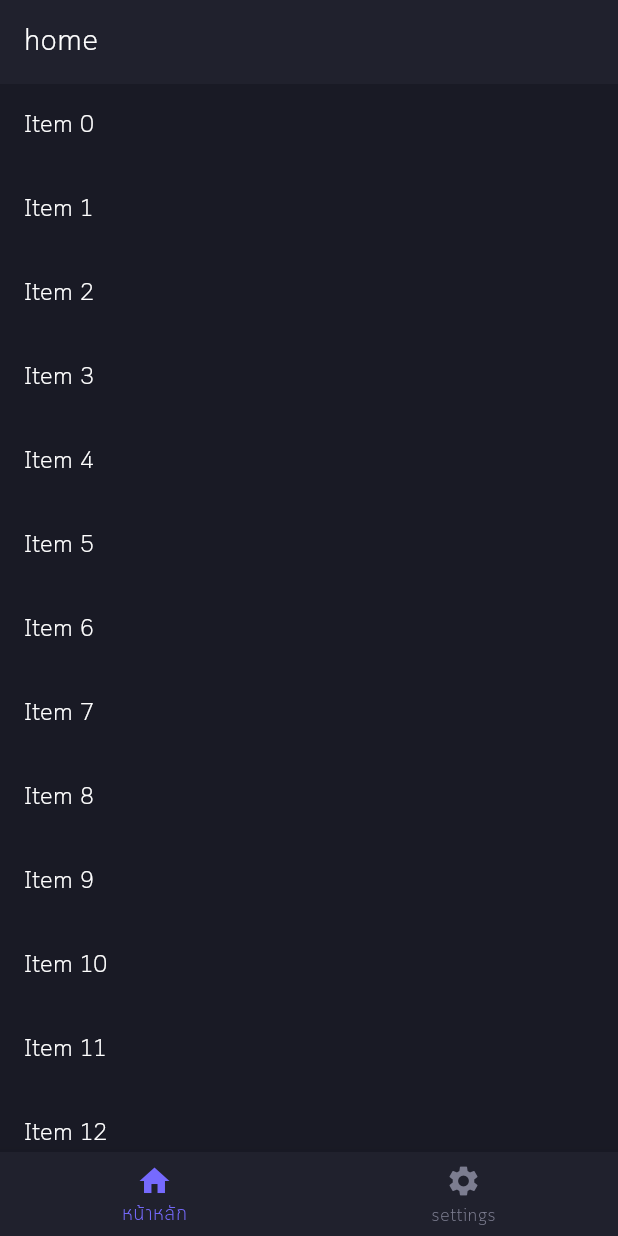
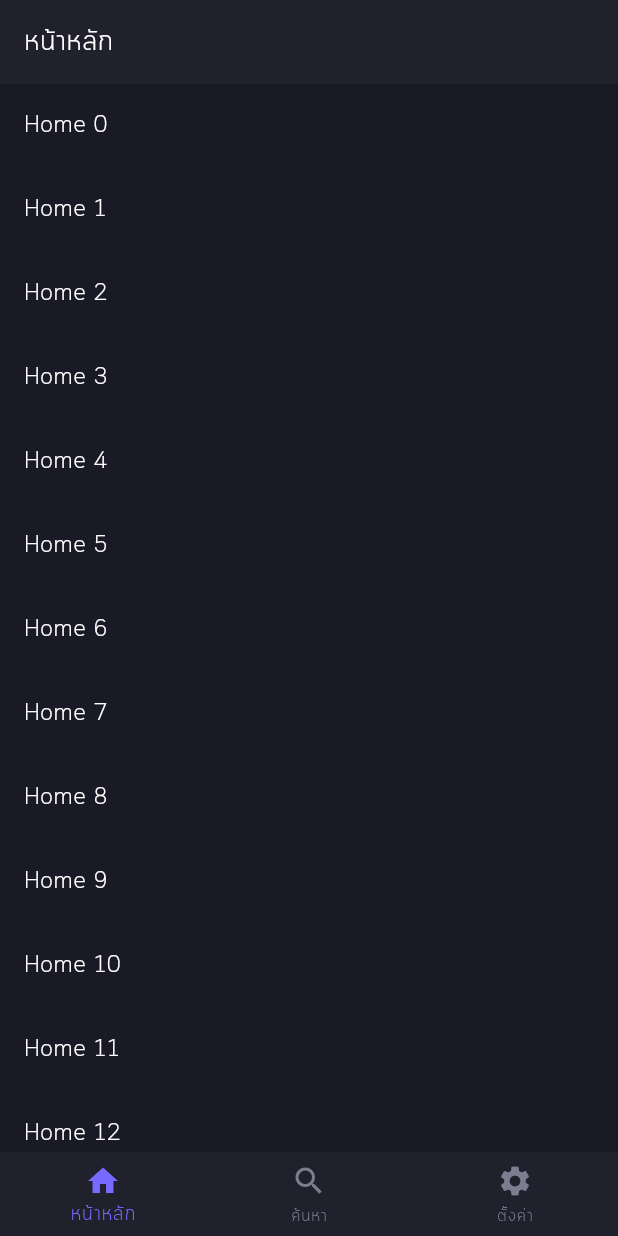
Before and after one commit to nopparatma/flutter_seer, a Flutter app: the screen it shows after launch, on a phone screen of 412 x 824 dp. Run offline on Flutter 3.47's test engine with Material 3 defaults, Android fonts, the phone set to English and light mode, and no system bars; our stand-ins replace get.

Commit message:
add page

```diff
--- a/assets/lang/en.json
+++ b/assets/lang/en.json
@@ -3,5 +3,7 @@
   "catalog": "Catalog",
   "contactUs": "Contact Us",
   "aboutUs": "About Us",
-  "antique": "Antique"
+  "antique": "Antique",
+  "search": "Search",
+  "setting": "Setting"
 }
--- a/assets/lang/th.json
+++ b/assets/lang/th.json
@@ -3,5 +3,7 @@
   "catalog": "หมวดหมู่",
   "contactUs": "ติดต่อเรา",
   "aboutUs": "เกี่ยวกับเรา",
-  "antique": "เครื่องทองโบราณ"
+  "antique": "เครื่องทองโบราณ",
+  "search": "ค้นหา",
+  "setting": "ตั้งค่า"
 }
--- /dev/null
+++ b/lib/app/app.dart
@@ -0,0 +1,79 @@
+import 'package:flutter/material.dart';
+import 'package:flutter_seer/models/view/menu_item.dart';
+import 'package:flutter_seer/pages/home_page.dart';
+import 'package:flutter_seer/pages/search_page.dart';
+import 'package:flutter_seer/pages/setting_page.dart';
+import 'package:flutter_seer/shared/colors.dart';
+import 'package:flutter_seer/utils/translation_service.dart';
+import 'package:flutter_seer/widgets/common_layout.dart';
+import 'package:get/get.dart';
+
+class MainApplication extends StatelessWidget {
+  const MainApplication({super.key});
+
+  @override
+  Widget build(BuildContext context) {
+    return GetMaterialApp(
+      translations: TranslationService(),
+      locale: const Locale('th', 'TH'),
+      fallbackLocale: const Locale('th', 'TH'),
+      theme: ThemeData(
+        fontFamily: 'Cloud',
+        textTheme: const TextTheme(
+          displaySmall: TextStyle(color: Colors.white),
+        ),
+        appBarTheme: const AppBarTheme(
+          backgroundColor: colorPurple800,
+          surfaceTintColor: colorPurple800,
+        ),
+      ),
+      home: const MainPage(),
+    );
+  }
+}
+
+class MainPage extends StatefulWidget {
+  const MainPage({super.key});
+
+  @override
+  State<MainPage> createState() => _MainPageState();
+}
+
+class _MainPageState extends State<MainPage> {
+  int _currentSelectPage = 0;
+
+  final ScrollController _scrollController = ScrollController();
+
+  late final List<MenuItem> _menus = [
+    MenuItem(label: "home".tr, body: HomePage(scrollController: _scrollController), icon: const Icon(Icons.home)),
+    MenuItem(label: "search".tr, body: SearchPage(scrollController: _scrollController), icon: const Icon(Icons.search)),
+    MenuItem(label: "setting".tr, body: SettingPage(scrollController: _scrollController), icon: const Icon(Icons.settings)),
+  ];
+
+  @override
+  void initState() {
+    super.initState();
+  }
+
+  @override
+  void dispose() {
+    _scrollController.dispose();
+    super.dispose();
+  }
+
+  void _onTapChangePage(int index) {
+    setState(() {
+      _currentSelectPage = index;
+    });
+  }
+
+  @override
+  Widget build(BuildContext context) {
+    return CommonLayout(
+      onTapChangePage: _onTapChangePage,
+      currentSelectPage: _currentSelectPage,
+      scrollController: _scrollController,
+      menus: _menus,
+    );
+  }
+}
--- a/lib/main.dart
+++ b/lib/main.dart
@@ -1,139 +1,11 @@
 import 'package:flutter/material.dart';
-import 'package:flutter/rendering.dart';
-import 'package:flutter_seer/shared/custom_text_theme.dart';
 import 'package:flutter_seer/utils/translation_service.dart';
-import 'package:get/get.dart';
+
+import 'app/app.dart';
 
 Future<void> main() async {
   WidgetsFlutterBinding.ensureInitialized();
   await TranslationService.loadTranslations();
 
-  runApp(const MyApp());
+  runApp(const MainApplication());
 }
-
-class MyApp extends StatelessWidget {
-  const MyApp({super.key});
-
-  @override
-  Widget build(BuildContext context) {
-    return GetMaterialApp(
-      translations: TranslationService(),
-      locale: const Locale('th', 'TH'),
-      fallbackLocale: const Locale('th', 'TH'),
-      theme: ThemeData(
-        fontFamily: 'Cloud',
-        textTheme: const TextTheme(
-          displaySmall: TextStyle(color: Colors.white),
-        ),
-      ),
-      home: MyHomePage(title: 'home'.tr),
-    );
-  }
-}
-
-class MyHomePage extends StatefulWidget {
-  const MyHomePage({super.key, required this.title});
-
-  final String title;
-
-  @override
-  State<MyHomePage> createState() => _MyHomePageState();
-}
-
-class _MyHomePageState extends State<MyHomePage> {
-  int _selectedIndex = 0;
-  bool _isBottomNavVisible = true;
-  final ScrollController _scrollController = ScrollController();
-
-  @override
-  void initState() {
-    super.initState();
-    _scrollController.addListener(() {
-      if (_scrollController.position.userScrollDirection ==
-          ScrollDirection.reverse) {
-        if (_isBottomNavVisible) {
-          setState(() {
-            _isBottomNavVisible = false;
-          });
-        }
-      } else if (_scrollController.position.userScrollDirection ==
-          ScrollDirection.forward) {
-        if (!_isBottomNavVisible) {
-          setState(() {
-            _isBottomNavVisible = true;
-          });
-        }
-      }
-    });
-  }
-
-  @override
-  void dispose() {
-    _scrollController.dispose();
-    super.dispose();
-  }
-
-  // static List<Widget> _widgetOptions = <Widget>[
-  //   HomeScreen(),
-  //   SettingsScreen(),
-  // ];
-
-  void _onItemTapped(int index) {
-    setState(() {
-      _selectedIndex = index;
-    });
-  }
-
-  @override
-  Widget build(BuildContext context) {
-    final double bottomNavHeight = _isBottomNavVisible
-        ? kBottomNavigationBarHeight + MediaQuery.of(context).padding.bottom
-        : 0;
-
-    return Scaffold(
-      backgroundColor: const Color(0xFF191A25),
-      appBar: AppBar(
-        backgroundColor: const Color(0xFF20212D),
-        title: Text(
-          widget.title,
-          style: Theme.of(context).textTheme.large,
-        ),
-      ),
-      body: ListView.builder(
-        controller: _scrollController,
-        itemCount: 30,
-        itemBuilder: (context, index) {
-          return ListTile(
-            title:
-                Text('Item $index', style: Theme.of(context).textTheme.normal),
-          );
-        },
-      ),
-      bottomNavigationBar: AnimatedContainer(
-        duration: const Duration(milliseconds: 100),
-        height: bottomNavHeight,
-        child: Wrap(
-          children: [
-            BottomNavigationBar(
-              items: <BottomNavigationBarItem>[
-                BottomNavigationBarItem(
-                  icon: const Icon(Icons.home),
-                  label: 'home'.tr,
-                ),
-                BottomNavigationBarItem(
-                  icon: const Icon(Icons.settings),
-                  label: 'settings'.tr,
-                ),
-              ],
-              currentIndex: _selectedIndex,
-              backgroundColor: const Color(0xFF20212D),
-              selectedItemColor: const Color(0xFF766AFF),
-              unselectedItemColor: const Color(0xFF7C7D90),
-              onTap: _onItemTapped,
-            )
-          ],
-        ),
-      ),
-    );
-  }
-}
--- /dev/null
+++ b/lib/models/view/menu_item.dart
@@ -0,0 +1,13 @@
+import 'package:flutter/cupertino.dart';
+
+class MenuItem {
+  String label;
+  Icon icon;
+  Widget body;
+
+  MenuItem({
+    required this.label,
+    required this.icon,
+    required this.body,
+  });
+}
--- /dev/null
+++ b/lib/pages/home_page.dart
@@ -0,0 +1,27 @@
+import 'package:flutter/material.dart';
+import 'package:flutter_seer/shared/custom_text_theme.dart';
+
+class HomePage extends StatefulWidget {
+  final ScrollController scrollController;
+
+  const HomePage({super.key, required this.scrollController});
+
+  @override
+  // ignore: library_private_types_in_public_api
+  _HomePageState createState() => _HomePageState();
+}
+
+class _HomePageState extends State<HomePage> {
+  @override
+  Widget build(BuildContext context) {
+    return ListView.builder(
+      controller: widget.scrollController,
+      itemCount: 30,
+      itemBuilder: (context, index) {
+        return ListTile(
+          title: Text('Home $index', style: Theme.of(context).textTheme.normal),
+        );
+      },
+    );
+  }
+}
--- /dev/null
+++ b/lib/shared/colors.dart
@@ -0,0 +1,8 @@
+import 'package:flutter/material.dart';
+
+const Color colorPurpleGray = Color(0xFF7C7D90);
+const Color colorPurple100 = Color(0xFF766AFF);
+const Color colorPurple800 = Color(0xFF20212D);
+const Color colorPurple900 = Color(0xFF191A25);
+
+const Color colorBlack = Colors.black;
--- /dev/null
+++ b/lib/widgets/common_layout.dart
@@ -0,0 +1,104 @@
+import 'package:flutter/material.dart';
+import 'package:flutter/rendering.dart';
+import 'package:flutter_seer/models/view/menu_item.dart';
+import 'package:flutter_seer/shared/colors.dart';
+import 'package:flutter_seer/shared/custom_text_theme.dart';
+
+class CommonLayout extends StatefulWidget {
+  final Function(int) onTapChangePage;
+  final int currentSelectPage;
+  final ScrollController scrollController;
+  final List<MenuItem> menus;
+
+  const CommonLayout({
+    super.key,
+    required this.onTapChangePage,
+    required this.currentSelectPage,
+    required this.scrollController,
+    required this.menus,
+  });
+
+  @override
+  // ignore: library_private_types_in_public_api
+  _CommonLayoutState createState() => _CommonLayoutState();
+}
+
+class _CommonLayoutState extends State<CommonLayout> {
+  bool _isBottomNavVisible = true;
+
+  late List<BottomNavigationBarItem> bottomMenus;
+
+  @override
+  void initState() {
+    super.initState();
+
+    widget.scrollController.addListener(() {
+      if (widget.scrollController.position.userScrollDirection == ScrollDirection.reverse) {
+        if (_isBottomNavVisible) {
+          setState(() {
+            _isBottomNavVisible = false;
+          });
+        }
+      } else if (widget.scrollController.position.userScrollDirection == ScrollDirection.forward) {
+        if (!_isBottomNavVisible) {
+          setState(() {
+            _isBottomNavVisible = true;
+          });
+        }
+      }
+    });
+
+    bottomMenus = widget.menus
+        .map((e) => BottomNavigationBarItem(
+              icon: e.icon,
+              label: e.label,
+            ))
+        .toList();
+  }
+
+  @override
+  void dispose() {
+    widget.scrollController.dispose();
+    super.dispose();
+  }
+
+  @override
+  Widget build(BuildContext context) {
+    final double bottomNavHeight = _isBottomNavVisible ? kBottomNavigationBarHeight + MediaQuery.of(context).padding.bottom : 0;
+    final double appBarHeight = _isBottomNavVisible ? kToolbarHeight + MediaQuery.of(context).padding.top : kToolbarHeight;
+
+    return Scaffold(
+      backgroundColor: colorPurple900,
+      appBar: PreferredSize(
+        preferredSize: Size.fromHeight(appBarHeight),
+        child: AnimatedContainer(
+          duration: const Duration(milliseconds: 100),
+          height: appBarHeight,
+          child: AppBar(
+            title: Text(
+              widget.menus[widget.currentSelectPage].label,
+              style: Theme.of(context).textTheme.large,
+            ),
+          ),
+        ),
+      ),
+      body: widget.menus[widget.currentSelectPage].body,
+      bottomNavigationBar: AnimatedContainer(
+        duration: const Duration(milliseconds: 100),
+        height: bottomNavHeight,
+        child: Wrap(
+          children: [
+            BottomNavigationBar(
+              items: bottomMenus,
+              currentIndex: widget.currentSelectPage,
+              backgroundColor: colorPurple800,
+              selectedItemColor: colorPurple100,
+              unselectedItemColor: colorPurpleGray,
+              onTap: widget.onTapChangePage,
+            )
+          ],
+        ),
+      ),
+    );
+  }
+}
```
Also changed, not shown: lib/pages/search_page.dart (added, +27 -0 lines), lib/pages/setting_page.dart (added, +30 -0 lines), 2 other files.
